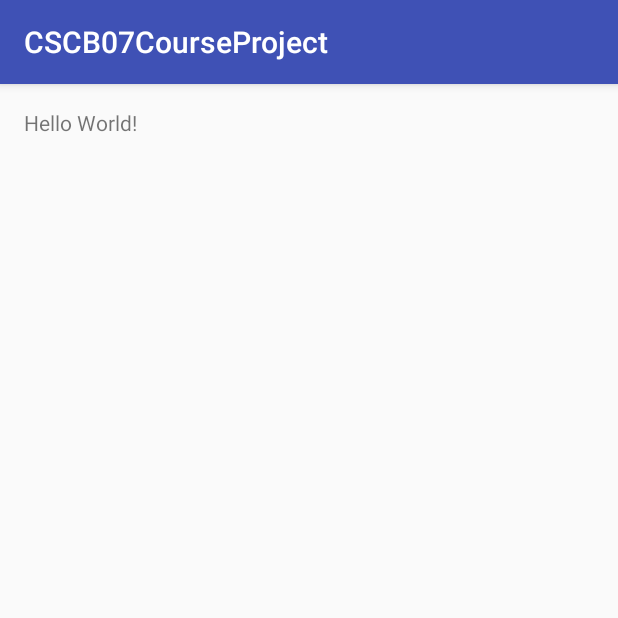
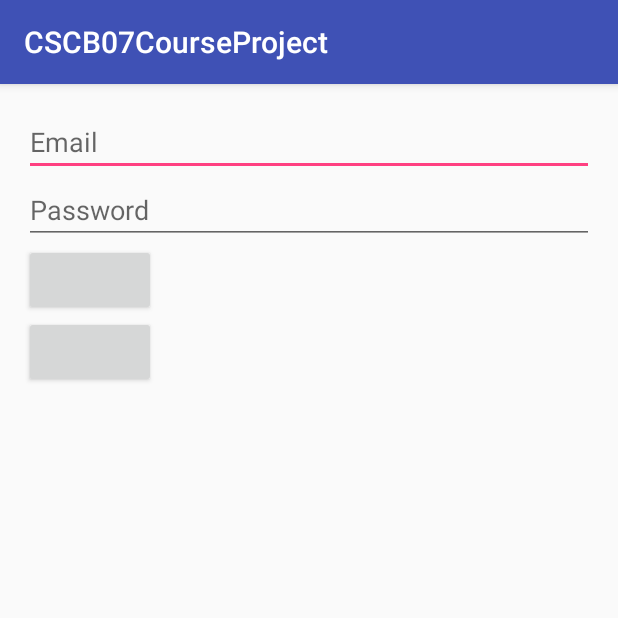
Before and after one commit to abdulhamidreza/Android-Flight-App-for-CSCB07, an Android app: the screen it shows after launch (MainActivity before the commit, Login_Activity after it), on a phone screen of 412 x 824 dp, the top half of it. Run offline under Robolectric (Android 15) with nearby library versions, the phone set to English and light mode, and no system bars.

Commit message:
added serialization into the classes

```diff
--- a/p3a/CSCB07CourseProject/app/src/main/java/cs/b07/cscb07courseproject/MainActivity.java
+++ /dev/null
@@ -1,13 +0,0 @@
-package cs.b07.cscb07courseproject;
-
-import android.support.v7.app.AppCompatActivity;
-import android.os.Bundle;
-
-public class MainActivity extends AppCompatActivity {
-
-    @Override
-    protected void onCreate(Bundle savedInstanceState) {
-        super.onCreate(savedInstanceState);
-        setContentView(R.layout.activity_main);
-    }
-}
--- a/p3a/CSCB07CourseProject/app/src/main/java/cs/b07/cscb07courseproject/users/Admin.java
+++ b/p3a/CSCB07CourseProject/app/src/main/java/cs/b07/cscb07courseproject/users/Admin.java
@@ -1,12 +1,13 @@
 package cs.b07.cscb07courseproject.users;
 
+import java.io.Serializable;
 import java.util.Date;
 
   /*
    * The admin class
    * @author jungwon5
    */
-public class Admin extends User {
+public class Admin extends User implements Serializable {
 
   /*
    * Initializes the admin class.
--- a/p3a/CSCB07CourseProject/app/src/main/java/cs/b07/cscb07courseproject/users/Client.java
+++ b/p3a/CSCB07CourseProject/app/src/main/java/cs/b07/cscb07courseproject/users/Client.java
@@ -3,6 +3,7 @@
  */
 package cs.b07.cscb07courseproject.users;
 
+import java.io.Serializable;
 import java.util.ArrayList;
 import java.util.Date;
 import java.util.List;
@@ -13,7 +14,7 @@ import cs.b07.cscb07courseproject.itinerary.Itinerary;
  * @author jungwon5
  * A client.
  */
-public class Client extends User {
+public class Client extends User implements Serializable {
 
   /**
    * Initialize variables.
--- a/p3a/CSCB07CourseProject/app/src/main/java/cs/b07/cscb07courseproject/users/User.java
+++ b/p3a/CSCB07CourseProject/app/src/main/java/cs/b07/cscb07courseproject/users/User.java
@@ -3,11 +3,14 @@
  */
 package cs.b07.cscb07courseproject.users;
 
+import java.io.Serializable;
+
 /**
  * A user.
  * @author jungwon5
  */
-public abstract class User {
+public abstract class User implements Serializable {
+
 
   private String email;
   private String password;
--- /dev/null
+++ b/p3a/CSCB07CourseProject/app/src/main/res/layout/activity_login.xml
@@ -0,0 +1,34 @@
+<?xml version="1.0" encoding="utf-8"?>
+<LinearLayout xmlns:android="http://schemas.android.com/apk/res/android"
+    xmlns:tools="http://schemas.android.com/tools" android:id="@+id/login_activity"
+    android:layout_width="match_parent" android:layout_height="match_parent"
+    android:paddingBottom="@dimen/activity_vertical_margin"
+    android:paddingLeft="@dimen/activity_horizontal_margin"
+    android:paddingRight="@dimen/activity_horizontal_margin"
+    android:paddingTop="@dimen/activity_vertical_margin"
+    android:orientation="vertical"
+    tools:context="cs.b07.cscb07courseproject.Login_Activity">
+
+    <EditText
+        android:id = "@+id/emailET"
+        android:layout_width="match_parent"
+        android:layout_height="wrap_content"
+        android:hint="@string/emailHint"
+        android:inputType="textEmailAddress"/>
+    <EditText
+        android:id = "@+id/passwordET"
+        android:layout_width="match_parent"
+        android:layout_height="wrap_content"
+        android:hint="@string/passwordHint"
+        android:inputType="textPassword"/>
+    <Button
+        android:id="@+id/loginBut"
+        android:layout_width="wrap_content"
+        android:layout_height="wrap_content"
+        android:onClick="login"/>
+    <Button
+        android:id="@+id/signupBut"
+        android:layout_width="wrap_content"
+        android:layout_height="wrap_content"
+        android:onClick="signUp"/>
+</LinearLayout>
--- a/p3a/CSCB07CourseProject/app/src/main/res/layout/activity_main.xml
+++ /dev/null
@@ -1,13 +0,0 @@
-<?xml version="1.0" encoding="utf-8"?>
-<RelativeLayout xmlns:android="http://schemas.android.com/apk/res/android"
-    xmlns:tools="http://schemas.android.com/tools" android:id="@+id/activity_main"
-    android:layout_width="match_parent" android:layout_height="match_parent"
-    android:paddingBottom="@dimen/activity_vertical_margin"
-    android:paddingLeft="@dimen/activity_horizontal_margin"
-    android:paddingRight="@dimen/activity_horizontal_margin"
-    android:paddingTop="@dimen/activity_vertical_margin"
-    tools:context="cs.b07.cscb07courseproject.MainActivity">
-
-    <TextView android:layout_width="wrap_content" android:layout_height="wrap_content"
-        android:text="Hello World!" />
-</RelativeLayout>
```
Also changed, not shown: p3a/CSCB07CourseProject/app/src/main/AndroidManifest.xml (+13 -3 lines), p3a/CSCB07CourseProject/app/src/main/java/cs/b07/cscb07courseproject/Login_Activity.java (added, +36 -0 lines), p3a/CSCB07CourseProject/app/src/main/java/cs/b07/cscb07courseproject/database/Database.java (+6 -6 lines), p3a/CSCB07CourseProject/app/src/main/java/cs/b07/cscb07courseproject/flight/Flight.java (+8 -10 lines), p3a/CSCB07CourseProject/app/src/main/java/cs/b07/cscb07courseproject/flightServices/FlightManager.java (+6 -5 lines), p3a/CSCB07CourseProject/app/src/main/java/cs/b07/cscb07courseproject/itinerary/Itinerary.java (+9 -9 lines), p3a/CSCB07CourseProject/app/src/main/res/values/strings.xml (+16 -0 lines).
